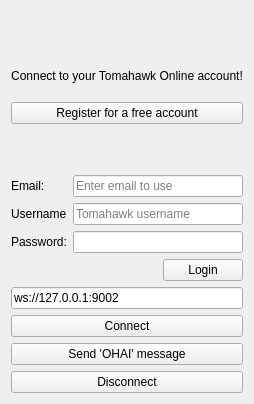
First picture: the form in TomahawkAccountConfig.ui, repository dschmidt/tomahawk-account-tomahawk, before the edit.
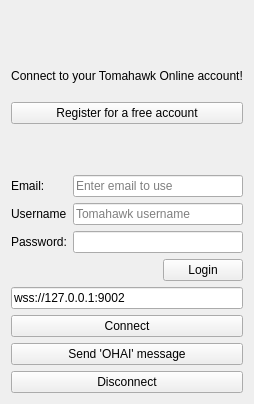
Second picture: the form after the edit. Icons and pictures are not drawn.

```diff
--- a/TomahawkAccountConfig.ui
+++ b/TomahawkAccountConfig.ui
@@ -144,7 +144,7 @@
    <item>
     <widget class="QLineEdit" name="wsUrl">
      <property name="text">
-      <string>ws://127.0.0.1:9002</string>
+      <string>wss://127.0.0.1:9002</string>
      </property>
      <property name="placeholderText">
       <string>Enter websocket url</string>
```
